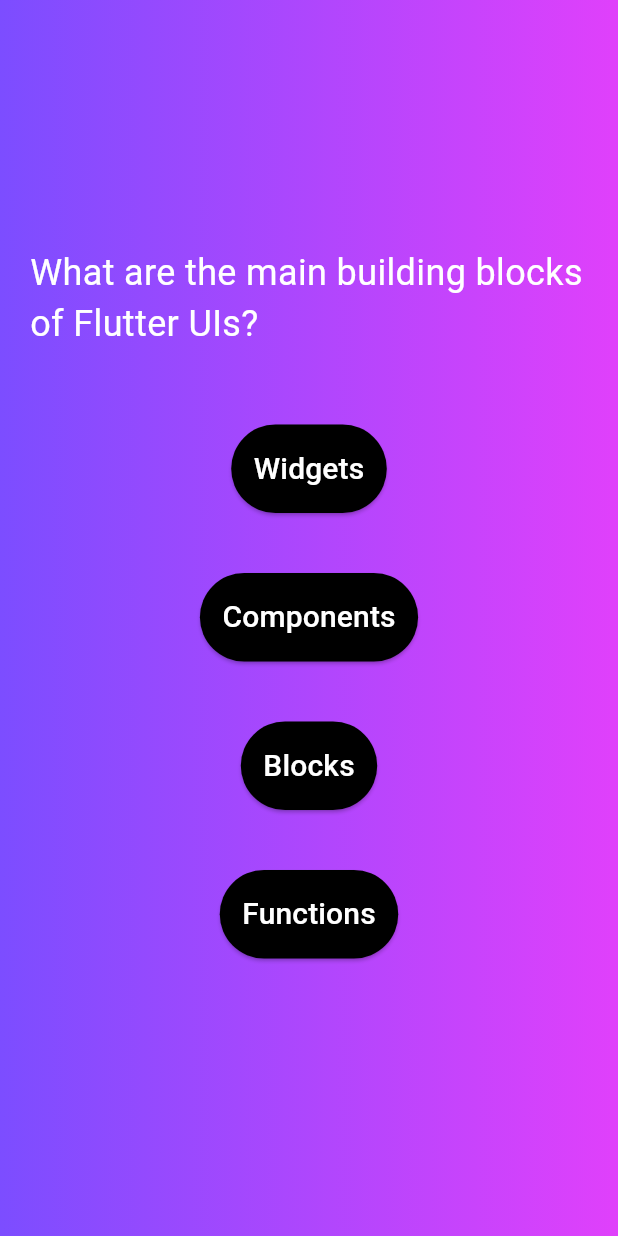
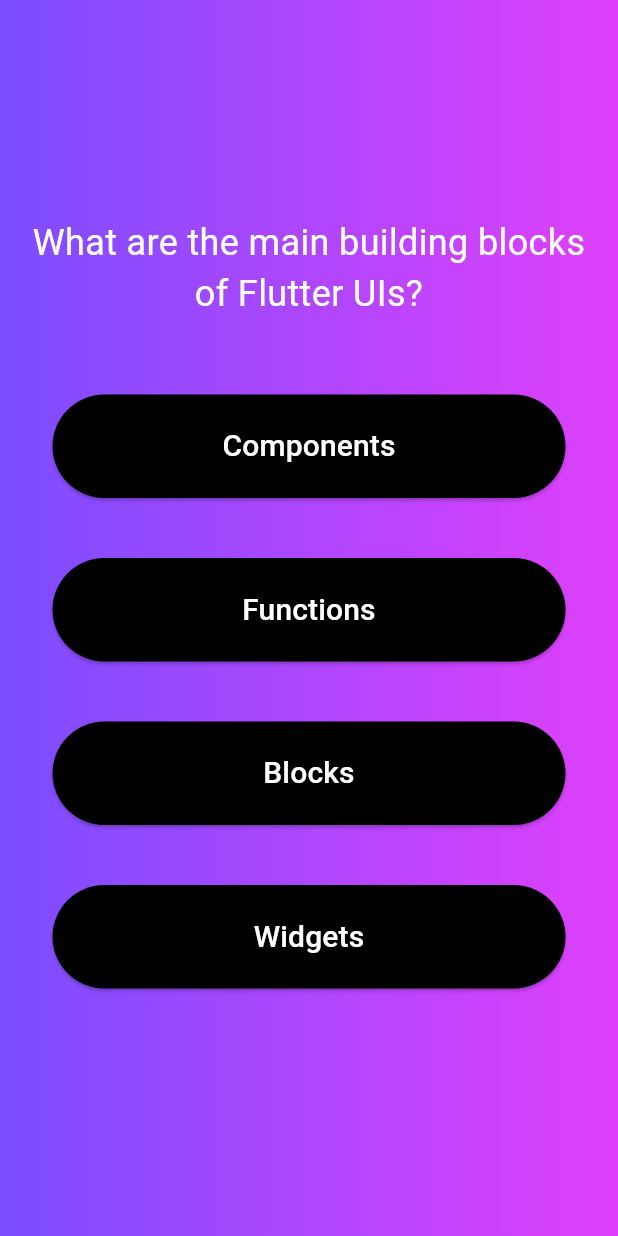
Before and after one commit to NourhanMagdy21/QuizApp, a Flutter app: the screen it shows after launch, after a tap on "Start Quiz", on a phone screen of 412 x 824 dp. Run offline on Flutter 3.47's test engine with Material 3 defaults, Android fonts, the phone set to English and light mode, and no system bars.

Commit message:
Added new screen & some refactoring

```diff
--- a/lib/features/home/ui/home_screen.dart
+++ b/lib/features/home/home_screen.dart
@@ -11,18 +11,18 @@ class HomeScreen extends StatelessWidget {
         mainAxisSize: MainAxisSize.min,
         children: [
           Image.asset('assets/images/quiz-logo.png', height: 300,),
-          SizedBox(
+         const SizedBox(
             height: 60,
           ),
-          Text('Learn Flutter!',style: TextStyle(
+          const Text('Learn Flutter!',style: TextStyle(
               fontSize: 24,
               color: Colors.white
           ),),
-          SizedBox(
+          const SizedBox(
             height: 50,
           ),
           OutlinedButton(
-              onPressed: switchScreen, child: Text('Start Quiz', style: TextStyle(
+              onPressed: switchScreen, child: const Text('Start Quiz', style: TextStyle(
               fontSize: 24,
               color: Colors.white
           ),))
--- a/lib/features/questions/question_screen.dart
+++ b/lib/features/questions/question_screen.dart
@@ -3,34 +3,52 @@ import 'package:quiz_app/data/questions.dart';
 import 'package:quiz_app/widgets/answer_button.dart';
 
 class QuestionScreen extends StatefulWidget {
-  const QuestionScreen({super.key});
+  const QuestionScreen(this.onSelectedAnswer, {super.key});
+
+  final void Function(String) onSelectedAnswer;
 
   @override
   State<QuestionScreen> createState() => _QuestionScreenState();
 }
 
 class _QuestionScreenState extends State<QuestionScreen> {
-  final currentQuestion = questions[0];
+  var currentQuestionIndex = 0;
+
+  void answerQuestion(String answer) {
+    widget.onSelectedAnswer(answer);
+    setState(() {
+      currentQuestionIndex++;
+    });
+  }
+
   @override
   Widget build(BuildContext context) {
+    final currentQuestion = questions[currentQuestionIndex];
     return Padding(
-      padding: const EdgeInsets.symmetric(vertical: 20, horizontal: 20),
+      padding: const EdgeInsets.symmetric(vertical: 15, horizontal: 15),
       child: Column(
         mainAxisAlignment: MainAxisAlignment.center,
+        crossAxisAlignment: CrossAxisAlignment.stretch,
         children: [
           Text(
             currentQuestion.text,
-            style:const TextStyle(fontSize: 24, color: Colors.white),
+            textAlign: TextAlign.center,
+            style: const TextStyle(
+              fontSize: 24,
+              color: Colors.white,
+            ),
           ),
-         const SizedBox(
+          const SizedBox(
             height: 30,
           ),
-          ... currentQuestion.answers.map((e){
-          return  Container(
-              margin: EdgeInsets.all(20),
-              child: AnswerButton(answerText: e, onPressed: () {}));
-    },),
-
+          ...currentQuestion.getShuffledAnswers().map(
+            (e) {
+              return Container(
+                  margin: EdgeInsets.all(20),
+                  child: AnswerButton(
+                      answerText: e, onPressed: () => answerQuestion(e)));
+            },
+          ),
         ],
       ),
     );
--- a/lib/features/quiz/quiz_screen.dart
+++ b/lib/features/quiz/quiz_screen.dart
@@ -1,6 +1,11 @@
+import 'dart:developer';
+
 import 'package:flutter/material.dart';
-import 'package:quiz_app/features/home/ui/home_screen.dart';
+import 'package:quiz_app/features/home/home_screen.dart';
 import 'package:quiz_app/features/questions/question_screen.dart';
+import 'package:quiz_app/features/result/result_screen.dart';
+
+import '../../data/questions.dart';
 
 
 class QuizApp extends StatefulWidget {
@@ -11,7 +16,20 @@ class QuizApp extends StatefulWidget {
 }
 
 class _QuizAppState extends State<QuizApp> {
+   List<String> selectedAnswers=[];
   Widget? activeScreen ;
+
+  void chooseAnswer(String userAnswer){
+    selectedAnswers.add(userAnswer);
+    if(selectedAnswers.length == questions.length){
+      setState(() {
+        selectedAnswers = [];
+        activeScreen = const ResultScreen();
+      });
+    }
+    log(selectedAnswers.toString());
+  }
+
   @override
   void initState() {
     activeScreen = HomeScreen(switchScreen);
@@ -20,7 +38,7 @@ class _QuizAppState extends State<QuizApp> {
 
   void switchScreen(){
     setState(() {
-      activeScreen = QuestionScreen();
+      activeScreen = QuestionScreen(chooseAnswer);
     });
   }
   @override
--- a/lib/models/QuizQuestions.dart
+++ b/lib/models/QuizQuestions.dart
@@ -2,4 +2,9 @@ class QuizQuestion {
   const QuizQuestion(this.text, this.answers);
   final String text;
   final List<String> answers;
+  List<String> getShuffledAnswers(){
+    final shuffledList = List.of(answers);
+    shuffledList.shuffle();
+    return shuffledList;
+  }
 }
--- a/lib/widgets/answer_button.dart
+++ b/lib/widgets/answer_button.dart
@@ -11,13 +11,15 @@ class AnswerButton extends StatelessWidget {
         style: ElevatedButton.styleFrom(
             backgroundColor: Colors.black,
                 foregroundColor: Colors.white, padding: EdgeInsets.symmetric(
-          vertical: 15,
-          horizontal: 15,),
+          vertical: 20,
+          horizontal: 20,),
           shape: RoundedRectangleBorder(
             borderRadius: BorderRadius.circular(50)
           )
         ),
-        onPressed: onPressed, child: Text(answerText, style: TextStyle(
+        onPressed: onPressed, child: Text(answerText,
+      textAlign: TextAlign.center,
+      style: TextStyle(
       fontSize:20,
     ),));
   }
```
Also changed, not shown: lib/features/result/result_screen.dart (added, +29 -0 lines).
